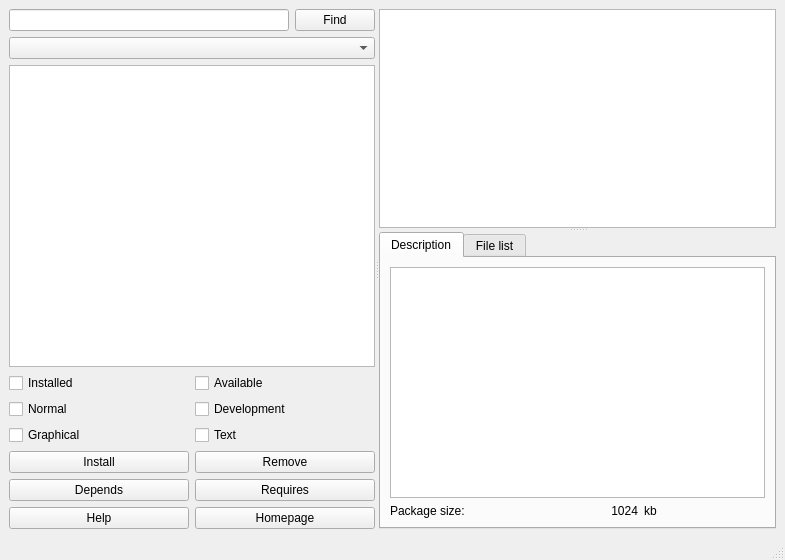
Before: the Qt Designer form gui/mainwindow.ui in freedesktop-unofficial-mirror/packagekit__PackageKit-Qt, drawn with Qt 5.
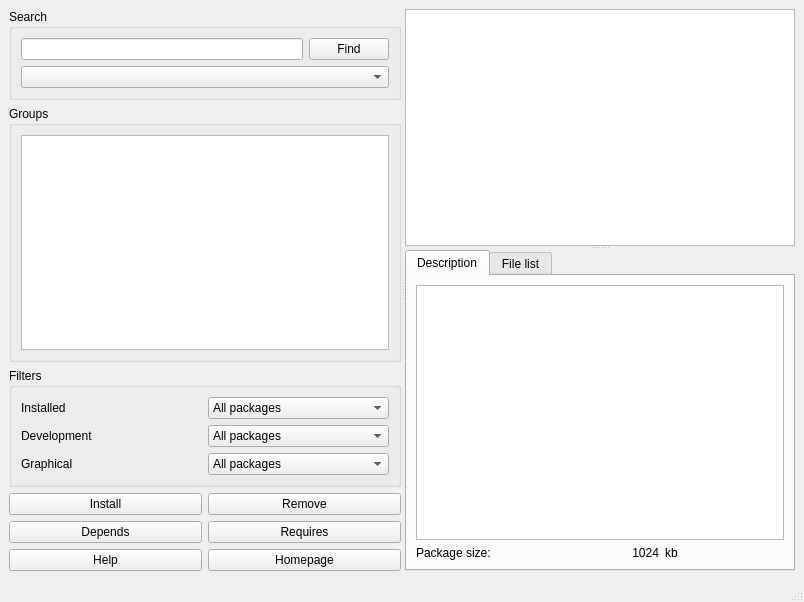
After: the same form once the commit is applied.

Commit message: Started the bindings again from scratch, this time using the DBus interface. For now search is working using the gui (as usual, don't forget LD_LIRBARY_PATH), though it will only print the results in the console. The gui has been improved a little.

What changed in the file:
```diff
--- a/gui/mainwindow.ui
+++ b/gui/mainwindow.ui
@@ -5,8 +5,8 @@
    <rect>
     <x>0</x>
     <y>0</y>
-    <width>785</width>
-    <height>560</height>
+    <width>804</width>
+    <height>602</height>
    </rect>
   </property>
   <property name="windowTitle" >
@@ -22,12 +22,18 @@
       <widget class="QWidget" name="" >
        <layout class="QVBoxLayout" >
         <item>
+         <widget class="QGroupBox" name="groupBox_3" >
+          <property name="title" >
+           <string>Search</string>
+          </property>
+          <layout class="QVBoxLayout" >
+           <item>
          <layout class="QHBoxLayout" >
           <item>
-           <widget class="QLineEdit" name="lineEdit" />
+              <widget class="QLineEdit" name="searchField" />
           </item>
           <item>
-           <widget class="QPushButton" name="pushButton" >
+              <widget class="QPushButton" name="buttonFind" >
             <property name="text" >
              <string>Find</string>
             </property>
@@ -38,94 +44,151 @@
         <item>
          <widget class="QComboBox" name="comboBox" />
         </item>
+          </layout>
+         </widget>
+        </item>
+        <item>
+         <widget class="QGroupBox" name="groupBox_2" >
+          <property name="title" >
+           <string>Groups</string>
+          </property>
+          <layout class="QVBoxLayout" >
         <item>
          <widget class="QListView" name="listView" />
         </item>
+          </layout>
+         </widget>
+        </item>
+        <item>
+         <widget class="QGroupBox" name="groupBox" >
+          <property name="title" >
+           <string>Filters</string>
+          </property>
+          <layout class="QVBoxLayout" >
         <item>
          <layout class="QGridLayout" >
           <item row="0" column="0" >
-           <widget class="QCheckBox" name="checkBox" >
+              <widget class="QLabel" name="label_4" >
             <property name="text" >
              <string>Installed</string>
             </property>
            </widget>
           </item>
           <item row="0" column="1" >
-           <widget class="QCheckBox" name="checkBox_4" >
+              <widget class="QComboBox" name="comboInstalled" >
+               <item>
+                <property name="text" >
+                 <string>All packages</string>
+                </property>
+               </item>
+               <item>
+                <property name="text" >
+                 <string>Installed</string>
+                </property>
+               </item>
+               <item>
             <property name="text" >
              <string>Available</string>
             </property>
+               </item>
            </widget>
           </item>
           <item row="1" column="0" >
-           <widget class="QCheckBox" name="checkBox_2" >
-            <property name="text" >
-             <string>Normal</string>
-            </property>
-           </widget>
-          </item>
-          <item row="1" column="1" >
-           <widget class="QCheckBox" name="checkBox_5" >
+              <widget class="QLabel" name="label_5" >
             <property name="text" >
              <string>Development</string>
             </property>
            </widget>
           </item>
+             <item row="1" column="1" >
+              <widget class="QComboBox" name="comboDevelopment" >
+               <item>
+                <property name="text" >
+                 <string>All packages</string>
+                </property>
+               </item>
+               <item>
+                <property name="text" >
+                 <string>Only development</string>
+                </property>
+               </item>
+               <item>
+                <property name="text" >
+                 <string>Non-development</string>
+                </property>
+               </item>
+              </widget>
+             </item>
           <item row="2" column="0" >
-           <widget class="QCheckBox" name="checkBox_3" >
+              <widget class="QLabel" name="label_6" >
             <property name="text" >
              <string>Graphical</string>
             </property>
            </widget>
           </item>
           <item row="2" column="1" >
-           <widget class="QCheckBox" name="checkBox_6" >
+              <widget class="QComboBox" name="comboGraphical" >
+               <item>
+                <property name="text" >
+                 <string>All packages</string>
+                </property>
+               </item>
+               <item>
+                <property name="text" >
+                 <string>Graphical</string>
+                </property>
+               </item>
+               <item>
             <property name="text" >
              <string>Text</string>
             </property>
+               </item>
            </widget>
           </item>
          </layout>
+           </item>
+          </layout>
+         </widget>
         </item>
         <item>
          <layout class="QGridLayout" >
           <item row="0" column="0" >
-           <widget class="QPushButton" name="pushButton_2" >
+           <widget class="QPushButton" name="buttonInstall" >
             <property name="text" >
              <string>Install</string>
             </property>
            </widget>
           </item>
           <item row="0" column="1" >
-           <widget class="QPushButton" name="pushButton_3" >
+           <widget class="QPushButton" name="buttonRemove" >
             <property name="text" >
              <string>Remove</string>
             </property>
            </widget>
           </item>
           <item row="1" column="0" >
-           <widget class="QPushButton" name="pushButton_4" >
+           <widget class="QPushButton" name="buttonDepends" >
             <property name="text" >
              <string>Depends</string>
             </property>
            </widget>
           </item>
           <item row="1" column="1" >
-           <widget class="QPushButton" name="pushButton_5" >
+           <widget class="QPushButton" name="buttonRequires" >
             <property name="text" >
              <string>Requires</string>
             </property>
            </widget>
           </item>
           <item row="2" column="0" >
-           <widget class="QPushButton" name="pushButton_6" >
+           <widget class="QPushButton" name="buttonHelp" >
             <property name="text" >
              <string>Help</string>
             </property>
            </widget>
           </item>
           <item row="2" column="1" >
-           <widget class="QPushButton" name="pushButton_7" >
+           <widget class="QPushButton" name="buttonHomepage" >
             <property name="text" >
              <string>Homepage</string>
             </property>
@@ -140,7 +203,7 @@
         <enum>Qt::Vertical</enum>
        </property>
        <widget class="QListView" name="listView_2" />
-       <widget class="QTabWidget" name="tabWidget" >
+       <widget class="QTabWidget" name="descriptionTabs" >
         <property name="currentIndex" >
          <number>0</number>
         </property>
```
Left out of the diff: 19 changed lines with no effect on the pictures. Lines whose indentation alone changed are shown as unchanged. The commit also changes 32 other files.
